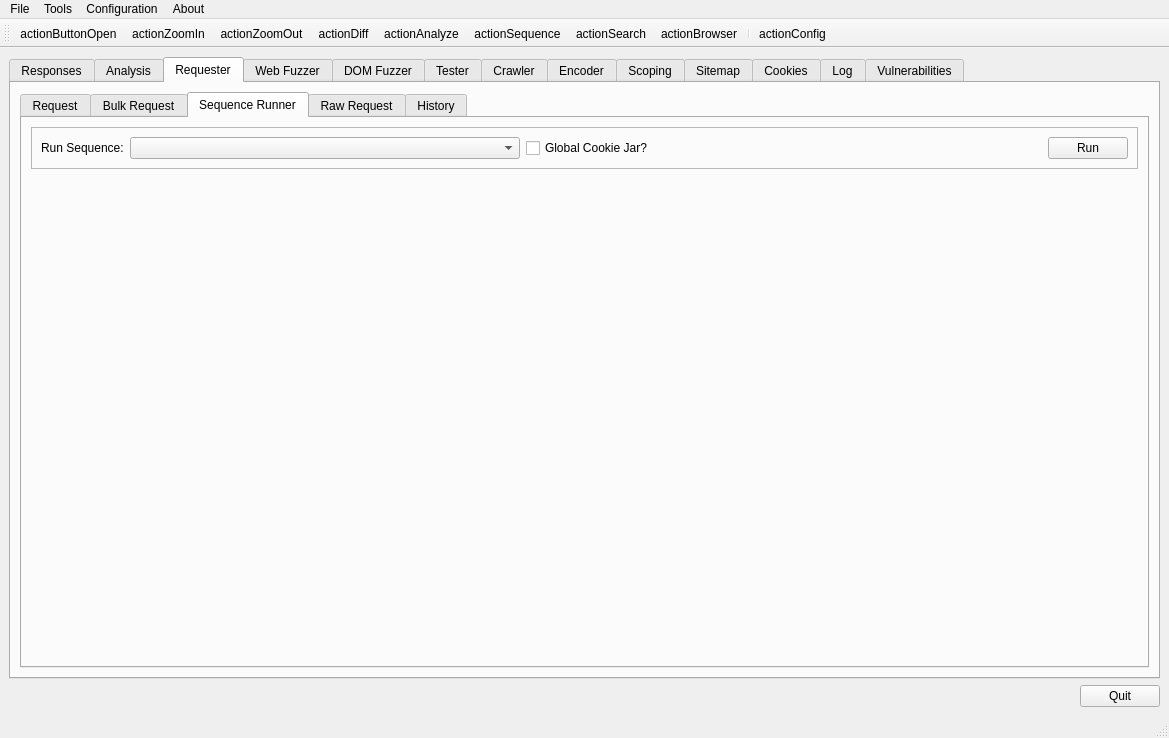
Old version of the form branches/raft3/ui/RaftMain.ui in the repository RAFTDevTeam/raft.
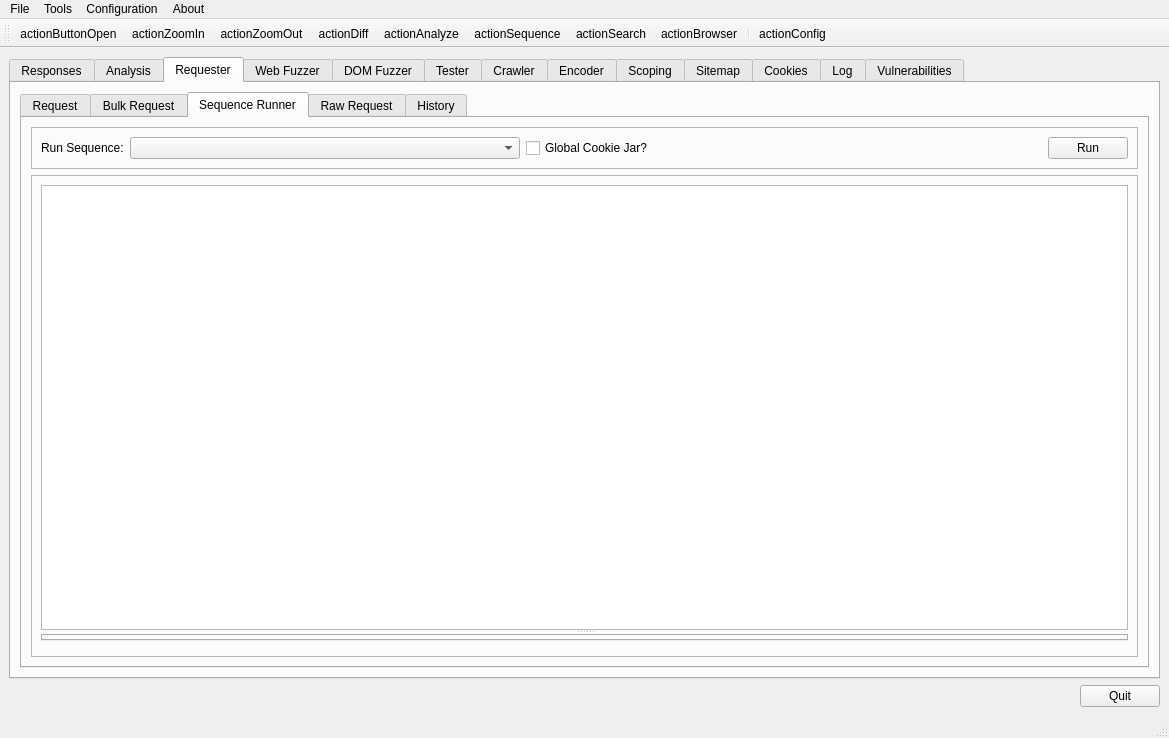
New version of the form. The open tabs and pages were chosen to show the change. Icons and pictures are not drawn. Custom widgets are drawn as their Qt base class.

Commit message: Implemented Sequence Runner features for Requester

```diff
--- a/branches/raft3/ui/RaftMain.ui
+++ b/branches/raft3/ui/RaftMain.ui
@@ -533,20 +533,21 @@
               <property name="frameShadow">
                <enum>QFrame::Raised</enum>
               </property>
-             </widget>
-            </item>
+              <layout class="QVBoxLayout" name="verticalLayout_16">
             <item>
-             <spacer name="verticalSpacer">
+                <widget class="QSplitter" name="splitter_17">
               <property name="orientation">
                <enum>Qt::Vertical</enum>
               </property>
-              <property name="sizeHint" stdset="0">
-               <size>
-                <width>20</width>
-                <height>40</height>
-               </size>
-              </property>
-             </spacer>
+                 <widget class="QTreeView" name="sequenceRunnerTreeView"/>
+                 <widget class="QTabWidget" name="sequenceRunnerTabWidget"/>
+                </widget>
+               </item>
+               <item>
+                <widget class="QWidget" name="sequenceRunnerSearchResultsPlaceholder" native="true"/>
+               </item>
+              </layout>
+             </widget>
             </item>
            </layout>
           </widget>
```
Lines whose indentation alone changed are shown as unchanged. The commit also changes 7 other files.
